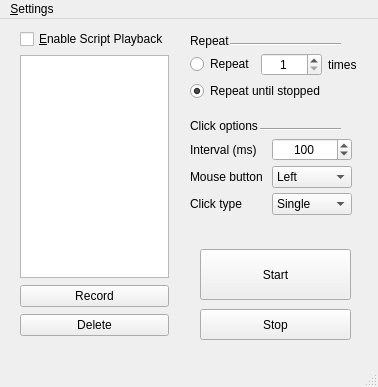
Above: pyside6_ui/mainwindow.ui from tonycpmeum/input_record_playback before the change. Below: the same form after it.
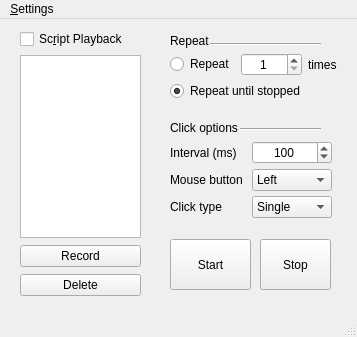
That is the form after the change. Custom widgets are drawn as their Qt base class.

```diff
--- a/pyside6_ui/mainwindow.ui
+++ b/pyside6_ui/mainwindow.ui
@@ -9,8 +9,8 @@
    <rect>
     <x>0</x>
     <y>0</y>
-    <width>378</width>
-    <height>387</height>
+    <width>357</width>
+    <height>337</height>
    </rect>
   </property>
   <property name="windowTitle">
@@ -35,7 +35,7 @@
    <widget class="QWidget" name="gridLayoutWidget_2">
     <property name="geometry">
      <rect>
-      <x>190</x>
+      <x>170</x>
       <y>10</y>
       <width>181</width>
       <height>80</height>
@@ -124,9 +124,9 @@
    <widget class="QPushButton" name="start_btn">
     <property name="geometry">
      <rect>
-      <x>200</x>
-      <y>230</y>
-      <width>151</width>
+      <x>170</x>
+      <y>220</y>
+      <width>81</width>
       <height>51</height>
      </rect>
     </property>
@@ -140,7 +140,7 @@
    <widget class="Line" name="line_3">
     <property name="geometry">
      <rect>
-      <x>230</x>
+      <x>210</x>
       <y>10</y>
       <width>111</width>
       <height>31</height>
@@ -155,7 +155,7 @@
      <rect>
       <x>20</x>
       <y>10</y>
-      <width>151</width>
+      <width>131</width>
       <height>331</height>
      </rect>
     </property>
@@ -163,7 +163,7 @@
      <item>
       <widget class="QCheckBox" name="enable_script_checkbox">
        <property name="text">
-        <string>&amp;Enable Script Playback</string>
+        <string>Sc&amp;ript Playback</string>
        </property>
        <property name="autoRepeat">
         <bool>false</bool>
@@ -192,8 +192,8 @@
          <rect>
           <x>0</x>
           <y>0</y>
-          <width>149</width>
-          <height>281</height>
+          <width>121</width>
+          <height>241</height>
          </rect>
         </property>
         <layout class="QVBoxLayout" name="script_func_group">
@@ -208,6 +208,12 @@
            <property name="enabled">
             <bool>true</bool>
            </property>
+           <property name="cursor" stdset="0">
+            <cursorShape>ArrowCursor</cursorShape>
+           </property>
+           <property name="layoutDirection">
+            <enum>Qt::LayoutDirection::LeftToRight</enum>
+           </property>
           </widget>
          </item>
          <item>
@@ -257,7 +263,7 @@
    <widget class="QWidget" name="click_container" native="true">
     <property name="geometry">
      <rect>
-      <x>180</x>
+      <x>160</x>
       <y>90</y>
       <width>191</width>
       <height>111</height>
@@ -282,7 +288,7 @@
        <x>10</x>
        <y>10</y>
        <width>162</width>
-       <height>96</height>
+       <height>99</height>
       </rect>
      </property>
      <layout class="QGridLayout" name="click_grid">
@@ -438,10 +444,10 @@
    <widget class="QPushButton" name="stop_btn">
     <property name="geometry">
      <rect>
-      <x>200</x>
-      <y>290</y>
-      <width>151</width>
-      <height>31</height>
+      <x>260</x>
+      <y>220</y>
+      <width>71</width>
+      <height>51</height>
      </rect>
     </property>
     <property name="text">
@@ -457,7 +463,7 @@
     <rect>
      <x>0</x>
      <y>0</y>
-     <width>378</width>
+     <width>357</width>
      <height>22</height>
     </rect>
    </property>
```
Left out of the diff: 2 changed lines with no effect on the pictures.
